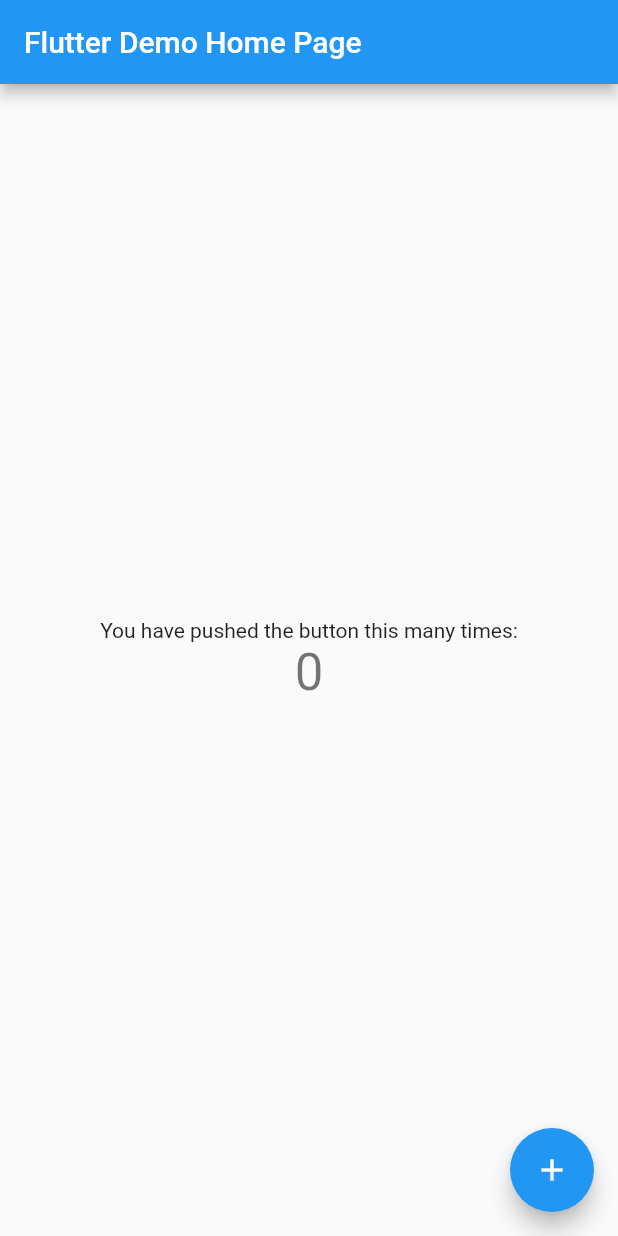
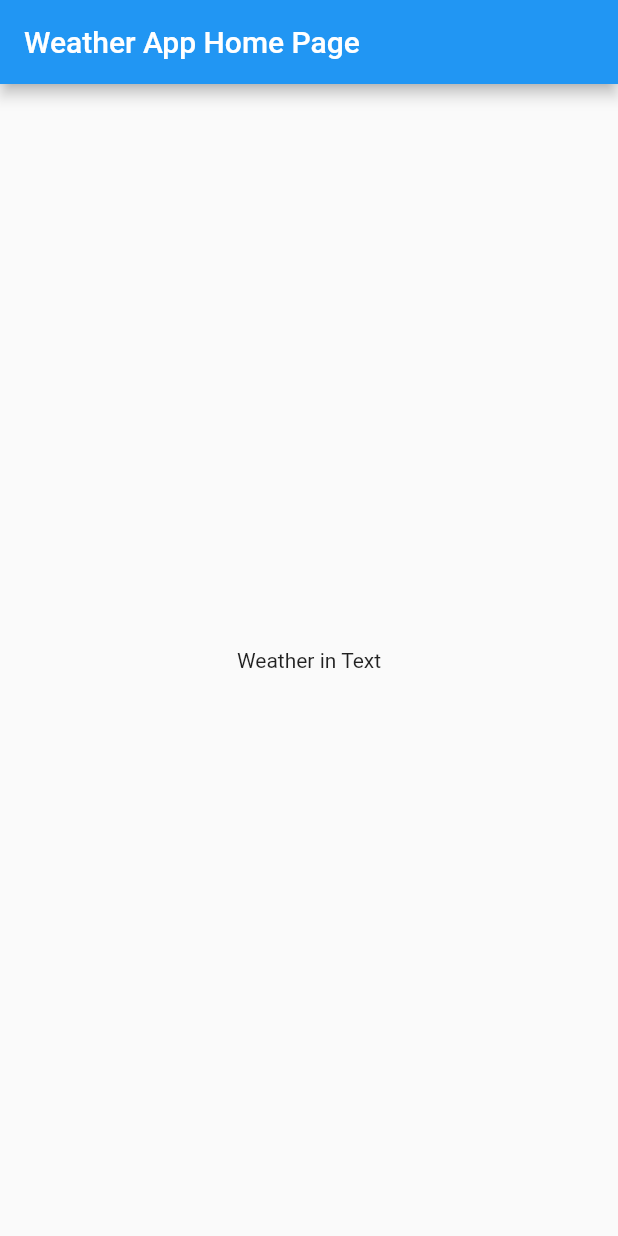
Before and after one commit to S-Elizaveta/weather_app, a Flutter app: the screen it shows after launch, on a phone screen of 412 x 824 dp. Run offline on Flutter 3.47's test engine with Material 2 defaults, Android fonts, the phone set to English and light mode, and no system bars.

Commit message:
deleting default information in main file

```diff
--- a/lib/main.dart
+++ b/lib/main.dart
@@ -11,33 +11,15 @@ class MyApp extends StatelessWidget {
     return MaterialApp(
       title: 'Flutter Demo',
       theme: ThemeData(
-        // This is the theme of your application.
-        //
-        // Try running your application with "flutter run". You'll see the
-        // application has a blue toolbar. Then, without quitting the app, try
-        // changing the primarySwatch below to Colors.green and then invoke
-        // "hot reload" (press "r" in the console where you ran "flutter run",
-        // or simply save your changes to "hot reload" in a Flutter IDE).
-        // Notice that the counter didn't reset back to zero; the application
-        // is not restarted.
         primarySwatch: Colors.blue,
       ),
-      home: MyHomePage(title: 'Flutter Demo Home Page'),
+      home: MyHomePage(title: 'Weather App Home Page'),
     );
   }
 }
 
 class MyHomePage extends StatefulWidget {
   MyHomePage({Key? key, required this.title}) : super(key: key);
-
-  // This widget is the home page of your application. It is stateful, meaning
-  // that it has a State object (defined below) that contains fields that affect
-  // how it looks.
-
-  // This class is the configuration for the state. It holds the values (in this
-  // case the title) provided by the parent (in this case the App widget) and
-  // used by the build method of the State. Fields in a Widget subclass are
-  // always marked "final".
 
   final String title;
 
@@ -46,68 +28,22 @@ class MyHomePage extends StatefulWidget {
 }
 
 class _MyHomePageState extends State<MyHomePage> {
-  int _counter = 0;
-
-  void _incrementCounter() {
-    setState(() {
-      // This call to setState tells the Flutter framework that something has
-      // changed in this State, which causes it to rerun the build method below
-      // so that the display can reflect the updated values. If we changed
-      // _counter without calling setState(), then the build method would not be
-      // called again, and so nothing would appear to happen.
-      _counter++;
-    });
-  }
-
   @override
   Widget build(BuildContext context) {
-    // This method is rerun every time setState is called, for instance as done
-    // by the _incrementCounter method above.
-    //
-    // The Flutter framework has been optimized to make rerunning build methods
-    // fast, so that you can just rebuild anything that needs updating rather
-    // than having to individually change instances of widgets.
     return Scaffold(
       appBar: AppBar(
-        // Here we take the value from the MyHomePage object that was created by
-        // the App.build method, and use it to set our appbar title.
         title: Text(widget.title),
       ),
       body: Center(
-        // Center is a layout widget. It takes a single child and positions it
-        // in the middle of the parent.
         child: Column(
-          // Column is also a layout widget. It takes a list of children and
-          // arranges them vertically. By default, it sizes itself to fit its
-          // children horizontally, and tries to be as tall as its parent.
-          //
-          // Invoke "debug painting" (press "p" in the console, choose the
-          // "Toggle Debug Paint" action from the Flutter Inspector in Android
-          // Studio, or the "Toggle Debug Paint" command in Visual Studio Code)
-          // to see the wireframe for each widget.
-          //
-          // Column has various properties to control how it sizes itself and
-          // how it positions its children. Here we use mainAxisAlignment to
-          // center the children vertically; the main axis here is the vertical
-          // axis because Columns are vertical (the cross axis would be
-          // horizontal).
           mainAxisAlignment: MainAxisAlignment.center,
           children: <Widget>[
             Text(
-              'You have pushed the button this many times:',
-            ),
-            Text(
-              '$_counter',
-              style: Theme.of(context).textTheme.headline4,
+              'Weather in Text',
             ),
           ],
         ),
       ),
-      floatingActionButton: FloatingActionButton(
-        onPressed: _incrementCounter,
-        tooltip: 'Increment',
-        child: Icon(Icons.add),
-      ), // This trailing comma makes auto-formatting nicer for build methods.
     );
   }
 }
```
